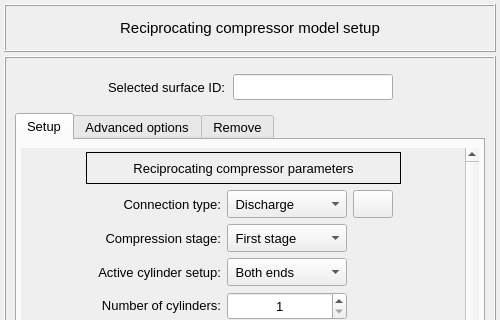
Above: vibra/interface/data/ui_files/model/setup/acoustic/reciprocating_compressor_inputs.ui from MOPT-UFSC/VIBRA before the change; both pictures show x 0 to 500 and y 0 to 320 of the 500 by 783 pixel window. Below: the same form after it.
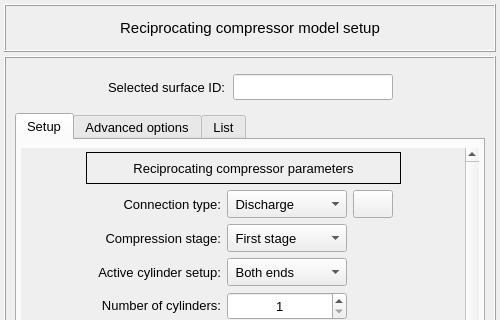
That is the form after the change. Icons and pictures are not drawn.

Commit message: Rename Remove by List tabs

```diff
--- a/vibra/interface/data/ui_files/model/setup/acoustic/reciprocating_compressor_inputs.ui
+++ b/vibra/interface/data/ui_files/model/setup/acoustic/reciprocating_compressor_inputs.ui
@@ -3847,7 +3847,7 @@
            </widget>
            <widget class="QWidget" name="tab_remove">
             <attribute name="title">
-             <string>Remove</string>
+             <string>List</string>
             </attribute>
             <layout class="QGridLayout" name="gridLayout_9">
              <property name="leftMargin">
```
Left out of the diff: 2 changed lines with no effect on the pictures. The commit also changes 17 other files.
